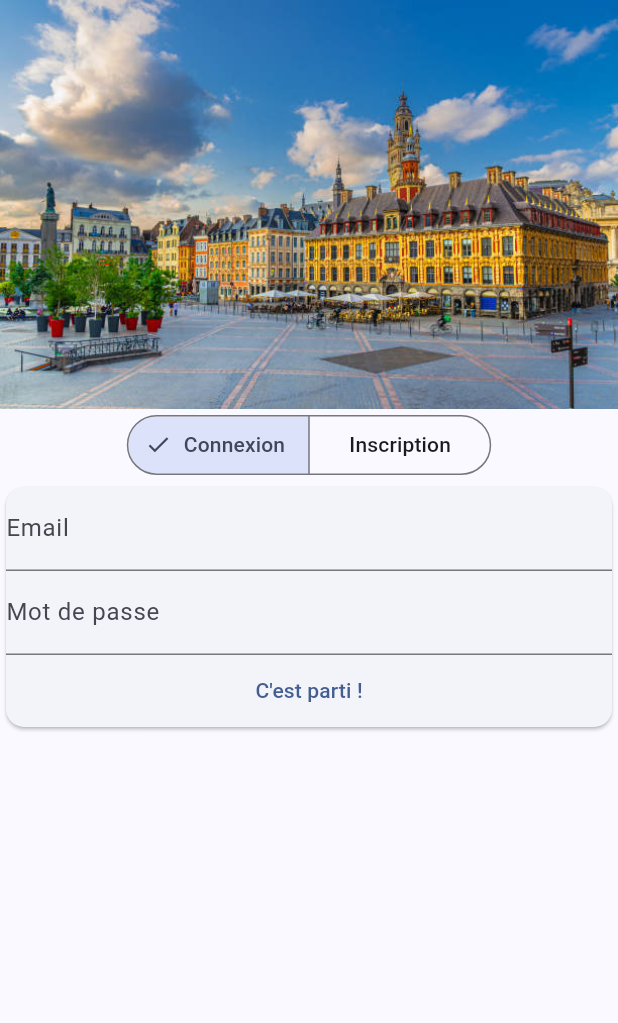
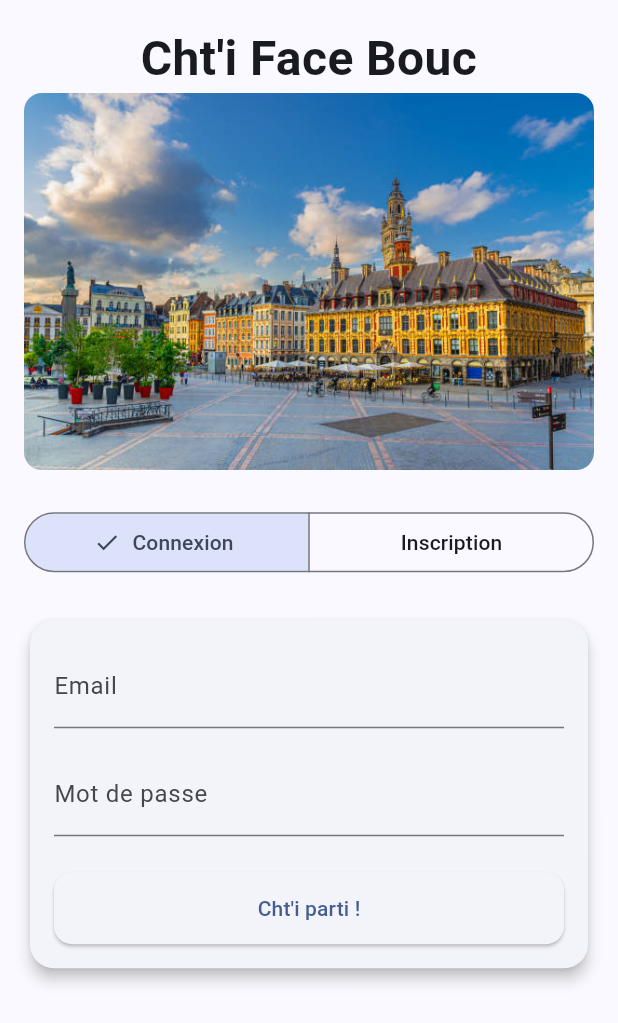
Before and after one commit to teovlt/YapNet, a Flutter app: the screen it shows after launch, on a phone screen of 412 x 824 dp. Shown: the top 1023 px of the screen. Run offline on Flutter 3.47's test engine with Material 3 defaults, Android fonts, the phone set to English and light mode, and no system bars; our stand-ins replace cloud_firestore, firebase_auth, firebase_core, firebase_storage, image_picker; accounts and stored records are empty.

Commit message:
Improve auth page display

```diff
--- a/lib/pages/page_authentification.dart
+++ b/lib/pages/page_authentification.dart
@@ -67,49 +67,85 @@ class _PageAuthentificationState extends State<PageAuthentification> {
     return Scaffold(
       body: SafeArea(
         child: SingleChildScrollView(
+          padding: const EdgeInsets.all(16.0),
           child: Column(
+            crossAxisAlignment: CrossAxisAlignment.stretch,
             children: [
-              Image(image: Image.asset('assets/image/auth.jpg').image),
-              SegmentedButton(
+              const Text(
+                'Cht\'i Face Bouc',
+                style: TextStyle(fontSize: 32, fontWeight: FontWeight.bold),
+                textAlign: TextAlign.center,
+              ),
+              ClipRRect(
+                borderRadius: BorderRadius.circular(12),
+                child: Image.asset('assets/image/auth.jpg', fit: BoxFit.cover),
+              ),
+              const SizedBox(height: 24),
+              SegmentedButton<bool>(
                 segments: const [
                   ButtonSegment<bool>(value: true, label: Text('Connexion')),
                   ButtonSegment<bool>(value: false, label: Text('Inscription')),
                 ],
                 selected: {accountExists},
                 onSelectionChanged: _onSelectedChanged,
+                style: ButtonStyle(
+                  padding: WidgetStateProperty.all(
+                    const EdgeInsets.symmetric(horizontal: 24),
                   ),
+                ),
+              ),
+              const SizedBox(height: 24),
               Card(
+                shape: RoundedRectangleBorder(
+                  borderRadius: BorderRadius.circular(16),
+                ),
+                elevation: 4,
+                child: Padding(
+                  padding: const EdgeInsets.all(16.0),
                   child: Column(
                     children: [
                       TextField(
                         controller: emailController,
-                      decoration: InputDecoration(labelText: 'Email'),
+                        decoration: const InputDecoration(labelText: 'Email'),
                       ),
+                      const SizedBox(height: 16),
                       TextField(
                         controller: passwordController,
-                      decoration: InputDecoration(labelText: 'Mot de passe'),
+                        decoration: const InputDecoration(
+                          labelText: 'Mot de passe',
+                        ),
                         obscureText: true,
                       ),
-                    if (!accountExists)
-                      Column(
-                        children: [
+                      if (!accountExists) ...[
+                        const SizedBox(height: 16),
                         TextField(
                           controller: surnameController,
-                            decoration: InputDecoration(labelText: 'Prénom'),
+                          decoration: const InputDecoration(
+                            labelText: 'Prénom',
                           ),
+                        ),
+                        const SizedBox(height: 16),
                         TextField(
                           controller: nameController,
-                            decoration: InputDecoration(labelText: 'Nom'),
+                          decoration: const InputDecoration(labelText: 'Nom'),
+                        ),
+                      ],
+                      const SizedBox(height: 24),
+                      SizedBox(
+                        width: double.infinity,
+                        child: ElevatedButton(
+                          onPressed: _handleAuthentication,
+                          style: ElevatedButton.styleFrom(
+                            padding: const EdgeInsets.symmetric(vertical: 14),
+                            shape: RoundedRectangleBorder(
+                              borderRadius: BorderRadius.circular(12),
+                            ),
+                          ),
+                          child: const Text('Cht\'i parti !'),
+                        ),
                       ),
                     ],
                   ),
-                    Center(
-                      child: TextButton(
-                        onPressed: _handleAuthentication,
-                        child: const Text('C\'est parti !'),
-                      ),
-                    ),
-                  ],
                 ),
               ),
             ],
```
Lines whose indentation alone changed are shown as unchanged.
